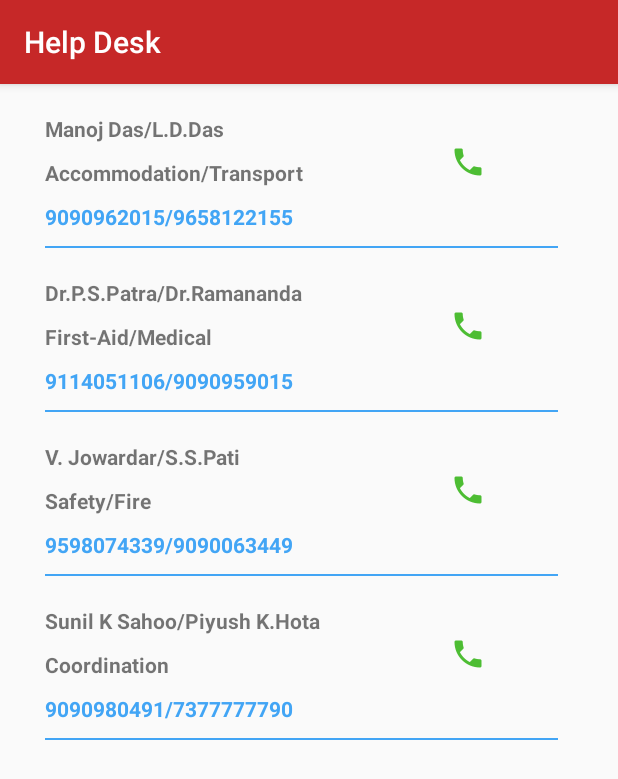
After one commit to applicationsARworks2017/hindnalco, an Android app: the HelpDesk screen opened directly, with no data from a screen before it, on a phone screen of 412 x 824 dp. The commit adds this screen. Shown: the top 779 px of the screen. Run offline under Robolectric (Android 15) with nearby library versions, the phone set to English and light mode, and no system bars.

Commit message:
call functionality has done

```diff
--- a/app/src/main/AndroidManifest.xml
+++ b/app/src/main/AndroidManifest.xml
@@ -9,6 +9,8 @@
     <uses-permission android:name="android.permission.ACCESS_NETWORK_STATE" />
     <uses-permission android:name="android.permission.ACCESS_COARSE_LOCATION" />
     <uses-permission android:name="android.permission.ACCESS_FINE_LOCATION" />
+    <uses-permission android:name="android.permission.CALL_PHONE" />
+    <uses-permission android:name="android.permission.READ_PHONE_STATE" />
 
     <application
         android:allowBackup="true"
@@ -52,6 +54,8 @@
             android:theme="@style/Theme.AppCompat.NoActionBar"/>
         <activity android:name=".Activity.CommentsActivity"
             android:label="Comments"></activity>
+        <activity android:name=".Activity.HelpDesk"
+            android:label="Help Desk"></activity>
     </application>
 
 </manifest>
--- /dev/null
+++ b/app/src/main/java/feedsdetails/com/adityabirla/Activity/HelpDesk.java
@@ -0,0 +1,163 @@
+package feedsdetails.com.adityabirla.Activity;
+
+import android.Manifest;
+import android.content.Context;
+import android.content.Intent;
+import android.content.pm.PackageManager;
+import android.net.Uri;
+import android.os.Bundle;
+import android.support.v4.app.ActivityCompat;
+import android.support.v7.app.AppCompatActivity;
+import android.telephony.PhoneStateListener;
+import android.telephony.TelephonyManager;
+import android.util.Log;
+import android.view.View;
+import android.widget.ImageView;
+import android.widget.Toast;
+
+import feedsdetails.com.adityabirla.R;
+
+/**
+ * Created by mobileapplication on 11/21/17.
+ */
+
+public class HelpDesk extends AppCompatActivity {
+    ImageView img1, img2, img3, img4;
+
+
+    @Override
+    protected void onCreate(Bundle savedInstanceState) {
+        super.onCreate(savedInstanceState);
+        setContentView(R.layout.activity_helpdesk);
+        img1 = (ImageView) findViewById(R.id.ld_phone);
+        img2 = (ImageView) findViewById(R.id.patra_phone);
+        img3 = (ImageView) findViewById(R.id.pati_phone);
+        img4 = (ImageView) findViewById(R.id.sunil_phone);
+
+// add PhoneStateListener
+        PhoneCallListener phoneListener = new PhoneCallListener();
+        TelephonyManager telephonyManager = (TelephonyManager) this
+                .getSystemService(Context.TELEPHONY_SERVICE);
+        telephonyManager.listen(phoneListener, PhoneStateListener.LISTEN_CALL_STATE);
+
+        img1.setOnClickListener(new View.OnClickListener() {
+            @Override
+            public void onClick(View v) {
+                Intent callIntent = new Intent(Intent.ACTION_CALL);
+                callIntent.setData(Uri.parse("tel:9090962015"));
+                if (ActivityCompat.checkSelfPermission(HelpDesk.this, Manifest.permission.CALL_PHONE) != PackageManager.PERMISSION_GRANTED) {
+                    // TODO: Consider calling
+                    //    ActivityCompat#requestPermissions
+                    // here to request the missing permissions, and then overriding
+                    //   public void onRequestPermissionsResult(int requestCode, String[] permissions,
+                    //                                          int[] grantResults)
+                    // to handle the case where the user grants the permission. See the documentation
+                    // for ActivityCompat#requestPermissions for more details.
+                    return;
+                }
+                startActivity(callIntent);
+            }
+        });
+        img2.setOnClickListener(new View.OnClickListener() {
+            @Override
+            public void onClick(View v) {
+                Intent callIntent = new Intent(Intent.ACTION_CALL);
+                callIntent.setData(Uri.parse("tel:9114051106"));
+                if (ActivityCompat.checkSelfPermission(HelpDesk.this, Manifest.permission.CALL_PHONE) != PackageManager.PERMISSION_GRANTED) {
+                    // TODO: Consider calling
+                    //    ActivityCompat#requestPermissions
+                    // here to request the missing permissions, and then overriding
+                    //   public void onRequestPermissionsResult(int requestCode, String[] permissions,
+                    //                                          int[] grantResults)
+                    // to handle the case where the user grants the permission. See the documentation
+                    // for ActivityCompat#requestPermissions for more details.
+                    return;
+                }
+                startActivity(callIntent);
+
+            }
+        });
+        img3.setOnClickListener(new View.OnClickListener() {
+            @Override
+            public void onClick(View v) {
+                Intent callIntent = new Intent(Intent.ACTION_CALL);
+                callIntent.setData(Uri.parse("tel:9598074339"));
+                if (ActivityCompat.checkSelfPermission(HelpDesk.this, Manifest.permission.CALL_PHONE) != PackageManager.PERMISSION_GRANTED) {
+                    // TODO: Consider calling
+                    //    ActivityCompat#requestPermissions
+                    // here to request the missing permissions, and then overriding
+                    //   public void onRequestPermissionsResult(int requestCode, String[] permissions,
+                    //                                          int[] grantResults)
+                    // to handle the case where the user grants the permission. See the documentation
+                    // for ActivityCompat#requestPermissions for more details.
+                    return;
+                }
+                startActivity(callIntent);
+
+            }
+        });
+        img4.setOnClickListener(new View.OnClickListener() {
+            @Override
+            public void onClick(View v) {
+                Intent callIntent = new Intent(Intent.ACTION_CALL);
+                callIntent.setData(Uri.parse("tel:9090980491"));
+                if (ActivityCompat.checkSelfPermission(HelpDesk.this, Manifest.permission.CALL_PHONE) != PackageManager.PERMISSION_GRANTED) {
+                    // TODO: Consider calling
+                    //    ActivityCompat#requestPermissions
+                    // here to request the missing permissions, and then overriding
+                    //   public void onRequestPermissionsResult(int requestCode, String[] permissions,
+                    //                                          int[] grantResults)
+                    // to handle the case where the user grants the permission. See the documentation
+                    // for ActivityCompat#requestPermissions for more details.
+                    return;
+                }
+                startActivity(callIntent);
+            }
+        });
+    }
+
+    //monitor phone call activities
+    private class PhoneCallListener extends PhoneStateListener {
+
+        private boolean isPhoneCalling = false;
+
+        String LOG_TAG = "LOGGING 123";
+
+        @Override
+        public void onCallStateChanged(int state, String incomingNumber) {
+
+            if (TelephonyManager.CALL_STATE_RINGING == state) {
+                // phone ringing
+                Log.i(LOG_TAG, "RINGING, number: " + incomingNumber);
+            }
+
+            if (TelephonyManager.CALL_STATE_OFFHOOK == state) {
+                // active
+                Log.i(LOG_TAG, "OFFHOOK");
+
+                isPhoneCalling = true;
+            }
+
+            if (TelephonyManager.CALL_STATE_IDLE == state) {
+                // run when class initial and phone call ended,
+                // need detect flag from CALL_STATE_OFFHOOK
+                Log.i(LOG_TAG, "IDLE");
+
+                if (isPhoneCalling) {
+
+                    Log.i(LOG_TAG, "restart app");
+
+                    // restart app
+                    Intent i = getBaseContext().getPackageManager()
+                            .getLaunchIntentForPackage(
+                                    getBaseContext().getPackageName());
+                    i.addFlags(Intent.FLAG_ACTIVITY_CLEAR_TOP);
+                    startActivity(i);
+
+                    isPhoneCalling = false;
+                }
+
+            }
+        }
+    }
+}
--- a/app/src/main/java/feedsdetails/com/adityabirla/Activity/Login_Activity.java
+++ b/app/src/main/java/feedsdetails/com/adityabirla/Activity/Login_Activity.java
@@ -7,15 +7,14 @@ import android.graphics.Color;
 import android.net.Uri;
 import android.os.AsyncTask;
 import android.os.Build;
+import android.os.Bundle;
 import android.support.design.widget.Snackbar;
 import android.support.v4.app.ActivityCompat;
 import android.support.v7.app.AppCompatActivity;
-import android.os.Bundle;
 import android.util.Log;
 import android.view.View;
 import android.widget.Button;
 import android.widget.EditText;
-import android.widget.LinearLayout;
 import android.widget.ProgressBar;
 import android.widget.RelativeLayout;
 
@@ -44,7 +43,7 @@ public class Login_Activity extends AppCompatActivity {
     EditText et_username,et_password;
     ArrayList<User> userlist;
     ProgressBar loader_login;
-    String[] PERMISSIONS = {Manifest.permission.READ_EXTERNAL_STORAGE,Manifest.permission.WRITE_EXTERNAL_STORAGE,
+    String[] PERMISSIONS = {Manifest.permission.READ_EXTERNAL_STORAGE,Manifest.permission.CALL_PHONE,Manifest.permission.WRITE_EXTERNAL_STORAGE,
             Manifest.permission.CAMERA,Manifest.permission.CAMERA,Manifest.permission.ACCESS_COARSE_LOCATION,Manifest.permission.ACCESS_FINE_LOCATION};
     @Override
     protected void onCreate(Bundle savedInstanceState) {
--- a/app/src/main/java/feedsdetails/com/adityabirla/Fragment/Venue.java
+++ b/app/src/main/java/feedsdetails/com/adityabirla/Fragment/Venue.java
@@ -11,8 +11,8 @@ import android.view.ViewGroup;
 import android.widget.LinearLayout;
 
 import feedsdetails.com.adityabirla.Activity.FileView;
+import feedsdetails.com.adityabirla.Activity.HelpDesk;
 import feedsdetails.com.adityabirla.Activity.MapActivity;
-import feedsdetails.com.adityabirla.Activity.SceduleActivity;
 import feedsdetails.com.adityabirla.Activity.VideoPlayer;
 import feedsdetails.com.adityabirla.R;
 
@@ -34,7 +34,7 @@ public class Venue extends Fragment {
     private String mParam1;
     private String mParam2;
     LinearLayout lin_schedule;
-    LinearLayout lin_venue,lin_md,lin_galary;
+    LinearLayout lin_venue,lin_md,lin_galary,lin_helpdesk;
 
     private OnFragmentInteractionListener mListener;
 
@@ -78,6 +78,7 @@ public class Venue extends Fragment {
         lin_venue=(LinearLayout)v.findViewById(R.id.lin_venue);
         lin_galary=(LinearLayout)v.findViewById(R.id.lin_galary);
         lin_md=(LinearLayout)v.findViewById(R.id.lin_md);
+        lin_helpdesk=(LinearLayout)v.findViewById(R.id.lin_helpdesk);
         lin_schedule.setOnClickListener(new View.OnClickListener() {
             @Override
             public void onClick(View v) {
@@ -106,6 +107,14 @@ public class Venue extends Fragment {
             public void onClick(View v) {
                 Intent intent=new Intent(getActivity(), FileView.class);
                 intent.putExtra("PATH","http://applicationworld.net/forum/files/MPC_Photo.pptx");
+                startActivity(intent);
+            }
+        });
+        lin_helpdesk.setOnClickListener(new View.OnClickListener() {
+            @Override
+            public void onClick(View v) {
+                Intent intent=new Intent(getActivity(), HelpDesk.class);
+                //intent.putExtra("PATH","http://applicationworld.net/forum/files/MPC_Photo.pptx");
                 startActivity(intent);
             }
         });
--- /dev/null
+++ b/app/src/main/res/layout/activity_helpdesk.xml
@@ -0,0 +1,243 @@
+<?xml version="1.0" encoding="utf-8"?>
+<LinearLayout xmlns:android="http://schemas.android.com/apk/res/android"
+    android:orientation="vertical" android:layout_width="match_parent"
+    android:layout_height="match_parent">
+
+
+
+
+    <RelativeLayout
+        android:layout_width="match_parent"
+        android:layout_height="wrap_content"
+        android:layout_marginLeft="20dp"
+        android:layout_marginTop="20dp"
+        android:id="@+id/lin_first_name"
+        android:layout_marginRight="20dp"
+        android:orientation="horizontal">
+
+        <TextView
+            android:id="@+id/tv_name"
+            android:layout_width="250dp"
+            android:layout_height="wrap_content"
+            android:layout_marginLeft="10dp"
+            android:text="Manoj Das/L.D.Das"
+            android:layout_gravity="center_vertical"
+            android:textStyle="bold"/>
+        <TextView
+            android:id="@+id/tv_position"
+            android:layout_below="@+id/tv_name"
+            android:layout_width="250dp"
+            android:layout_height="wrap_content"
+            android:layout_marginLeft="10dp"
+            android:layout_marginTop="10dp"
+            android:text="Accommodation/Transport"
+            android:layout_gravity="center_vertical"
+            android:textStyle="bold"/>
+        <TextView
+            android:id="@+id/tv_phone"
+            android:layout_below="@+id/tv_position"
+            android:layout_width="250dp"
+            android:layout_height="wrap_content"
+            android:layout_marginLeft="10dp"
+            android:layout_marginTop="10dp"
+            android:text="9090962015/9658122155"
+            android:layout_gravity="center_vertical"
+            android:textColor="@color/indigo"
+            android:textStyle="bold"/>
+        <ImageView
+            android:id="@+id/ld_phone"
+            android:layout_width="wrap_content"
+            android:layout_height="wrap_content"
+            android:background="@mipmap/ic_call_white_24dp"
+            android:layout_marginLeft="20dp"
+            android:layout_toRightOf="@+id/tv_phone"
+            android:layout_marginTop="20dp"
+            android:padding="10dp"
+            android:backgroundTint="@color/green"/>
+    </RelativeLayout>
+
+    <LinearLayout
+        android:layout_width="match_parent"
+        android:layout_height="1dp"
+        android:orientation="vertical"
+        android:background="@color/indigo"
+        android:layout_marginLeft="30dp"
+        android:layout_marginRight="40dp"
+        android:layout_marginTop="10dp">
+    </LinearLayout>
+    <RelativeLayout
+        android:layout_width="match_parent"
+        android:layout_height="wrap_content"
+        android:layout_marginLeft="20dp"
+        android:layout_marginTop="20dp"
+        android:id="@+id/lin_first_name1"
+        android:layout_marginRight="20dp"
+        android:orientation="horizontal">
+
+        <TextView
+            android:id="@+id/tv_name1"
+            android:layout_width="250dp"
+            android:layout_height="wrap_content"
+            android:layout_marginLeft="10dp"
+            android:text="Dr.P.S.Patra/Dr.Ramananda"
+            android:layout_gravity="center_vertical"
+            android:textStyle="bold"/>
+        <TextView
+            android:id="@+id/tv_position1"
+            android:layout_below="@+id/tv_name1"
+            android:layout_width="250dp"
+            android:layout_height="wrap_content"
+            android:layout_marginLeft="10dp"
+            android:layout_marginTop="10dp"
+            android:text="First-Aid/Medical"
+            android:layout_gravity="center_vertical"
+            android:textStyle="bold"/>
+        <TextView
+            android:id="@+id/tv_phone1"
+            android:layout_below="@+id/tv_position1"
+            android:layout_width="250dp"
+            android:layout_height="wrap_content"
+            android:layout_marginLeft="10dp"
+            android:layout_marginTop="10dp"
+            android:text="9114051106/9090959015"
+            android:layout_gravity="center_vertical"
+            android:textColor="@color/indigo"
+            android:textStyle="bold"/>
+        <ImageView
+            android:id="@+id/patra_phone"
+            android:layout_width="wrap_content"
+            android:layout_height="wrap_content"
+            android:background="@mipmap/ic_call_white_24dp"
+            android:layout_marginLeft="20dp"
+            android:layout_toRightOf="@+id/tv_phone1"
+            android:layout_marginTop="20dp"
+            android:padding="10dp"
+            android:backgroundTint="@color/green"/>
+    </RelativeLayout>
+    <LinearLayout
+        android:layout_width="match_parent"
+        android:layout_height="1dp"
+        android:orientation="vertical"
+        android:background="@color/indigo"
+        android:layout_marginLeft="30dp"
+        android:layout_marginRight="40dp"
+        android:layout_marginTop="10dp">
+    </LinearLayout>
+    <RelativeLayout
+        android:layout_width="match_parent"
+        android:layout_height="wrap_content"
+        android:layout_marginLeft="20dp"
+        android:layout_marginTop="20dp"
+        android:id="@+id/lin_first_name2"
+        android:layout_marginRight="20dp"
+        android:orientation="horizontal">
+
+        <TextView
+            android:id="@+id/tv_name2"
+            android:layout_width="250dp"
+            android:layout_height="wrap_content"
+            android:layout_marginLeft="10dp"
+            android:text="V. Jowardar/S.S.Pati"
+            android:layout_gravity="center_vertical"
+            android:textStyle="bold"/>
+        <TextView
+            android:id="@+id/tv_position2"
+            android:layout_below="@+id/tv_name2"
+            android:layout_width="250dp"
+            android:layout_height="wrap_content"
+            android:layout_marginLeft="10dp"
+            android:layout_marginTop="10dp"
+            android:text="Safety/Fire"
+            android:layout_gravity="center_vertical"
+            android:textStyle="bold"/>
+        <TextView
+            android:id="@+id/tv_phone2"
+            android:layout_below="@+id/tv_position2"
+            android:layout_width="250dp"
+            android:layout_height="wrap_content"
+            android:layout_marginLeft="10dp"
+            android:layout_marginTop="10dp"
+            android:text="9598074339/9090063449"
+            android:layout_gravity="center_vertical"
+            android:textColor="@color/indigo"
+            android:textStyle="bold"/>
+        <ImageView
+            android:id="@+id/pati_phone"
+            android:layout_width="wrap_content"
+            android:layout_height="wrap_content"
+            android:background="@mipmap/ic_call_white_24dp"
+            android:layout_marginLeft="20dp"
+            android:layout_toRightOf="@+id/tv_phone2"
+            android:layout_marginTop="20dp"
+            android:padding="10dp"
+            android:backgroundTint="@color/green"/>
+    </RelativeLayout>
+
+    <LinearLayout
+        android:layout_width="match_parent"
+        android:layout_height="1dp"
+        android:orientation="vertical"
+        android:background="@color/indigo"
+        android:layout_marginLeft="30dp"
+        android:layout_marginRight="40dp"
+        android:layout_marginTop="10dp">
+    </LinearLayout>
+    <RelativeLayout
+        android:layout_width="match_parent"
+        android:layout_height="wrap_content"
+        android:layout_marginLeft="20dp"
+        android:layout_marginTop="20dp"
+        android:id="@+id/lin_first_name3"
+        android:layout_marginRight="20dp"
+        android:orientation="horizontal">
+
+        <TextView
+            android:id="@+id/tv_name3"
+            android:layout_width="250dp"
+            android:layout_height="wrap_content"
+            android:layout_marginLeft="10dp"
+            android:text="Sunil K Sahoo/Piyush K.Hota"
+            android:layout_gravity="center_vertical"
+            android:textStyle="bold"/>
+        <TextView
+            android:id="@+id/tv_position3"
+            android:layout_below="@+id/tv_name3"
+            android:layout_width="250dp"
+            android:layout_height="wrap_content"
+            android:layout_marginLeft="10dp"
+            android:layout_marginTop="10dp"
+            android:text="Coordination"
+            android:layout_gravity="center_vertical"
+            android:textStyle="bold"/>
+        <TextView
+            android:id="@+id/tv_phone3"
+            android:layout_below="@+id/tv_position3"
+            android:layout_width="250dp"
+            android:layout_height="wrap_content"
+            android:layout_marginLeft="10dp"
+            android:layout_marginTop="10dp"
+            android:text="9090980491/7377777790"
+            android:layout_gravity="center_vertical"
+            android:textColor="@color/indigo"
+            android:textStyle="bold"/>
+        <ImageView
+            android:id="@+id/sunil_phone"
+            android:layout_width="wrap_content"
+            android:layout_height="wrap_content"
+            android:background="@mipmap/ic_call_white_24dp"
+            android:layout_marginLeft="20dp"
+            android:layout_toRightOf="@+id/tv_phone3"
+            android:layout_marginTop="20dp"
+            android:padding="10dp"
+            android:backgroundTint="@color/green"/>
+    </RelativeLayout>
+    <LinearLayout
+        android:layout_width="match_parent"
+        android:layout_height="1dp"
+        android:orientation="vertical"
+        android:background="@color/indigo"
+        android:layout_marginLeft="30dp"
+        android:layout_marginRight="40dp"
+        android:layout_marginTop="10dp">
+    </LinearLayout>
+</LinearLayout>
--- a/app/src/main/res/layout/fragment_venue.xml
+++ b/app/src/main/res/layout/fragment_venue.xml
@@ -92,7 +92,7 @@
                         android:layout_width="250dp"
                         android:layout_height="wrap_content"
                         android:layout_marginLeft="10dp"
-                        android:text="MD's Voice"
+                        android:text="MD's Message On Safety"
                         android:layout_gravity="center_vertical"
                         android:textColor="@color/btn_orange"
                         android:textStyle="bold"/>
@@ -195,6 +195,46 @@
                     android:layout_marginRight="40dp"
                     android:layout_marginTop="10dp">
                 </LinearLayout>
+                <LinearLayout
+                    android:layout_width="match_parent"
+                    android:layout_height="wrap_content"
+                    android:layout_marginLeft="20dp"
+                    android:layout_marginTop="20dp"
+                    android:id="@+id/lin_helpdesk"
+                    android:layout_marginRight="20dp"
+                    android:orientation="horizontal">
+                    <ImageView
+                        android:layout_width="30dp"
+                        android:layout_height="30dp"
+                        android:background="@mipmap/ic_live_help_white_24dp"
+                        android:backgroundTint="@color/green"
+                        />
+                    <TextView
+                        android:layout_width="250dp"
+                        android:layout_height="wrap_content"
+                        android:layout_marginLeft="10dp"
+                        android:text="Help Desk"
+                        android:layout_gravity="center_vertical"
+                        android:textColor="@color/green"
+                        android:textStyle="bold"/>
+                    <ImageView
+                        android:layout_width="wrap_content"
+                        android:layout_height="wrap_content"
+                        android:background="@mipmap/ic_keyboard_arrow_right_black_24dp"
+                        android:layout_gravity="center_vertical"
+                        android:layout_marginLeft="0dp"
+                        android:backgroundTint="@color/indigo"/>
+                </LinearLayout>
+
+                <LinearLayout
+                    android:layout_width="match_parent"
+                    android:layout_height="1dp"
+                    android:orientation="vertical"
+                    android:background="@color/indigo"
+                    android:layout_marginLeft="50dp"
+                    android:layout_marginRight="40dp"
+                    android:layout_marginTop="10dp">
+                </LinearLayout>
 
             </LinearLayout>
         </android.support.v7.widget.CardView>
--- a/app/src/main/res/values/colors.xml
+++ b/app/src/main/res/values/colors.xml
@@ -8,10 +8,11 @@
     <color name="colorAccent">#B71C1C</color>
     <color name="background">#f1f1f1</color>
     <color name="deep_background">	#9c9c9c</color>
-    <color name="white">	#FFFFFF</color>
-    <color name="black">	#000000</color>
+    <color name="white">#FFFFFF</color>
+    <color name="black">#000000</color>
     <color name="blue">	#0D47A1</color>
-    <color name="indigo">	#42A5F5</color>
+    <color name="indigo">#42A5F5</color>
+    <color name="green">#4DBD33</color>
     <color name="btn_orange">#f96e3a</color>
 
 </resources>
```
Also changed, not shown: app/src/main/res/mipmap-hdpi/ic_call_white_24dp.png (added), app/src/main/res/mipmap-hdpi/ic_live_help_white_24dp.png (added), app/src/main/res/mipmap-mdpi/ic_call_white_24dp.png (added), app/src/main/res/mipmap-mdpi/ic_live_help_white_24dp.png (added), app/src/main/res/mipmap-xhdpi/ic_call_white_24dp.png (added), app/src/main/res/mipmap-xhdpi/ic_live_help_white_24dp.png (added), app/src/main/res/mipmap-xxhdpi/ic_call_white_24dp.png (added), app/src/main/res/mipmap-xxhdpi/ic_live_help_white_24dp.png (added), app/src/main/res/mipmap-xxxhdpi/ic_call_white_24dp.png (added), app/src/main/res/mipmap-xxxhdpi/ic_live_help_white_24dp.png (added), 15 other files.
